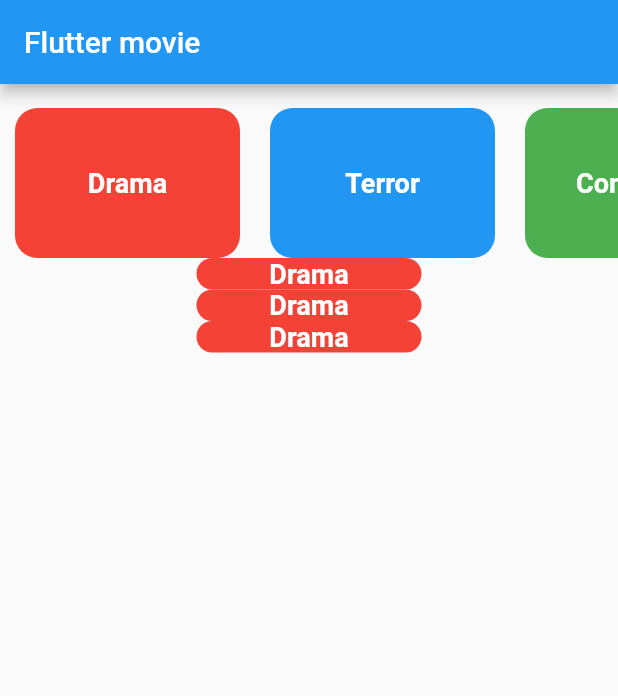
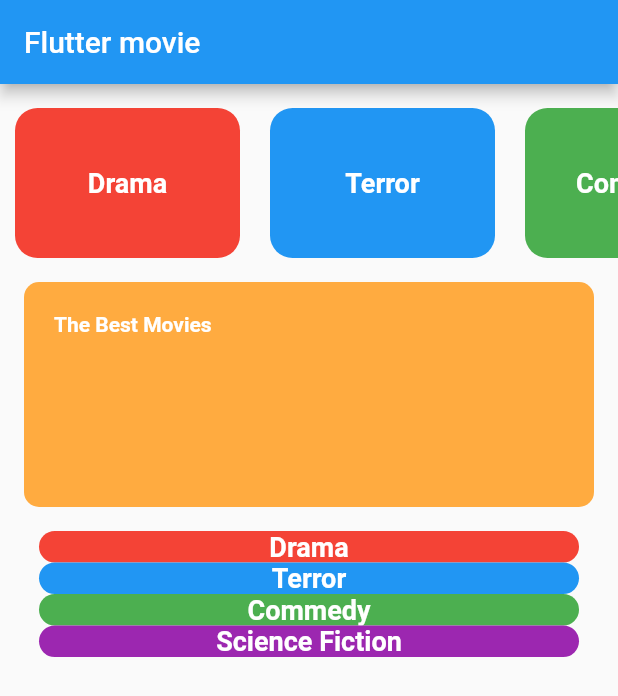
Before and after one commit to GerardoGtz25/flutter_movies, a Flutter app: the screen it shows after launch, on a phone screen of 412 x 824 dp. Shown: the top 696 px of the screen. Run offline on Flutter 3.47's test engine with Material 2 defaults, Android fonts, the phone set to English and light mode, and no system bars.

Commit message:
Adding two ListView

```diff
--- a/lib/screens/homeScreen.dart
+++ b/lib/screens/homeScreen.dart
@@ -9,36 +9,6 @@ class HomeScreen extends StatelessWidget {
     print('Hola Mundo');
   }
 
-
-
-  // Container getContainer() {
-  //   return Container(
-  //     color: Colors.redAccent,
-  //     margin: EdgeInsets.all(10),
-  //     child: Row(
-  //       mainAxisAlignment: MainAxisAlignment.spaceAround,
-  //       children: <Widget>[
-  //         getSonContainer(),
-  //         getSonContainer(),
-  //         getSonContainer(),
-  //       ]
-  //     ),
-  //   );
-  // }
-
-  // Expanded getElements(BuildContext context) {
-  //   return Expanded(
-  //     flex: 1,
-  //     child: Container(
-  //       width: double.infinity,
-  //       decoration: BoxDecoration(
-  //         border: Border.all(color: Colors.red, width: 5),
-  //         color: Colors.pinkAccent,
-  //       ),
-  //       child: InkWell(child: Text('Navigate'), onTap: () => handleTap(context),)
-  //     ),
-  //   );
-  // }
  InkWell getItemList(text, color) {
    return InkWell(
      onTap: () => print(text),
@@ -81,9 +51,35 @@ class HomeScreen extends StatelessWidget {
             padding: EdgeInsets.symmetric(horizontal: 16),
             child: Column(
               children: <Widget>[
-                getItemList('Drama', Colors.red),
-                getItemList('Drama', Colors.red),
-                getItemList('Drama', Colors.red)
+                Container(
+                  width: double.infinity,
+                  margin: EdgeInsets.only(top: 16),
+                  padding: EdgeInsets.all(20),
+                  height: 150,
+                  decoration: BoxDecoration(
+                    color: Colors.orangeAccent,
+                    borderRadius: BorderRadius.all(Radius.circular(10))
+                  ),
+                  child: Text(
+                    'The Best Movies',
+                    style: TextStyle(
+                      fontWeight: FontWeight.bold,
+                      color: Colors.white
+                    )
+                  )
+                ),
+                Container(
+                  height: 300,
+                  margin: EdgeInsets.only(top: 16),
+                  child: ListView(
+                    children: <Widget>[
+                      getItemList('Drama', Colors.red),
+                      getItemList('Terror', Colors.blue),
+                      getItemList('Commedy', Colors.green),
+                      getItemList('Science Fiction', Colors.purple),
+                    ]
+                  )
+                )
               ]
             ),
           )
@@ -92,23 +88,3 @@ class HomeScreen extends StatelessWidget {
     );
   }
 }
-
-
-
-//  Container(
-//               width: double.infinity,
-//               margin: EdgeInsets.only(top: 16),
-//               padding: EdgeInsets.all(20),
-//               height: 150,
-//               decoration: BoxDecoration(
-//                 color: Colors.orangeAccent,
-//                 borderRadius: BorderRadius.all(Radius.circular(10))
-//               ),
-//               child: Text(
-//                 'The Best Movies',
-//                 style: TextStyle(
-//                   fontWeight: FontWeight.bold,
-//                   color: Colors.white
-//                 )
-//               )
-//             ),
```
